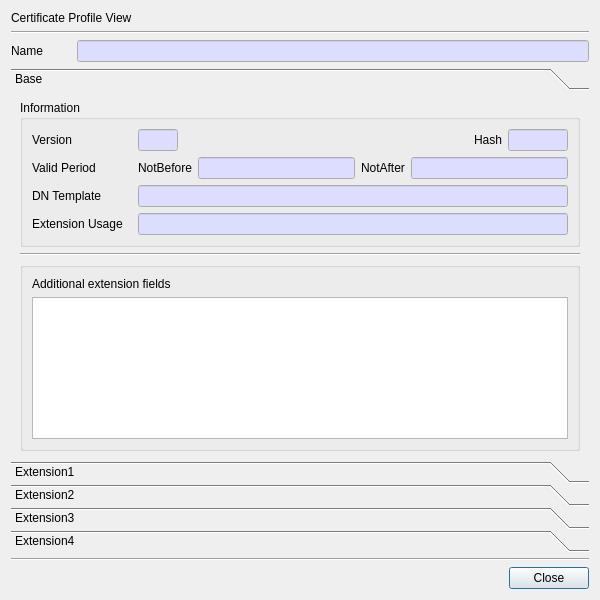
Old version of the form CertMan/view_cert_profile_dlg.ui in the repository jykim74/CertMan.
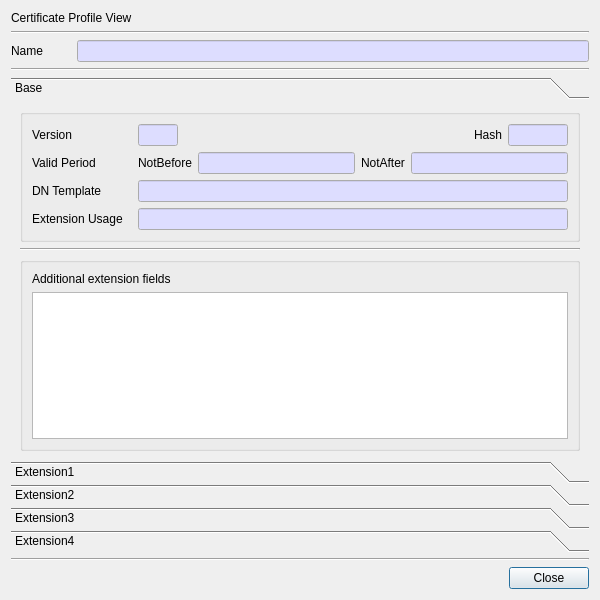
New version of the form. The open tabs and pages were chosen to show the change.

```diff
--- a/CertMan/view_cert_profile_dlg.ui
+++ b/CertMan/view_cert_profile_dlg.ui
@@ -94,6 +94,13 @@
      </item>
     </layout>
    </item>
+   <item>
+    <widget class="Line" name="line_13">
+     <property name="orientation">
+      <enum>Qt::Horizontal</enum>
+     </property>
+    </widget>
+   </item>
    <item>
     <widget class="QToolBox" name="mProfileToolBox">
      <property name="sizePolicy">
@@ -126,7 +133,7 @@
         <x>0</x>
         <y>0</y>
         <width>576</width>
-        <height>351</height>
+        <height>345</height>
        </rect>
       </property>
       <attribute name="label">
@@ -142,7 +149,7 @@
           </size>
          </property>
          <property name="title">
-          <string>Information</string>
+          <string/>
          </property>
          <layout class="QVBoxLayout" name="verticalLayout_7">
           <property name="leftMargin">
```
Left out of the diff: 8 changed lines with no effect on the pictures.
